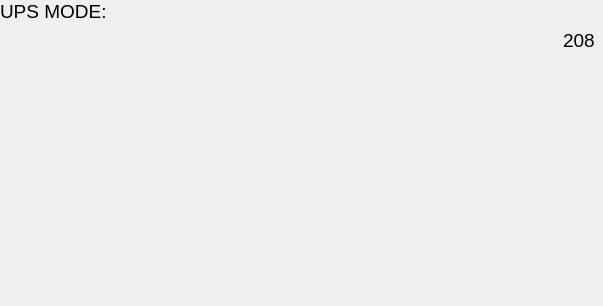
Old version of the form test2.ui in the repository epcpower/st.
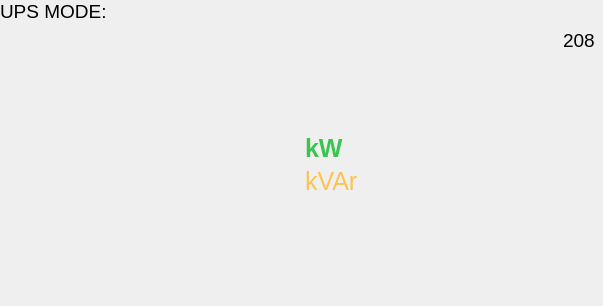
New version of the form. Custom widgets are drawn as their Qt base class.

Commit message: Align units in center of power ring

```diff
--- a/test2.ui
+++ b/test2.ui
@@ -129,7 +129,7 @@
             <number>0</number>
            </property>
            <item row="0" column="0">
-            <layout class="QGridLayout" name="gridLayout_3" rowstretch="1,1" columnstretch="1">
+            <layout class="QGridLayout" name="gridLayout_3" rowstretch="1,1" columnstretch="1,1">
              <property name="sizeConstraint">
               <enum>QLayout::SetFixedSize</enum>
              </property>
@@ -198,6 +198,26 @@
                </property>
               </widget>
              </item>
+             <item row="0" column="1" alignment="Qt::AlignBottom">
+              <widget class="QLabel" name="label_3">
+               <property name="styleSheet">
+                <string notr="true">font-size: 25px; font-weight: bold; color: #39c550;</string>
+               </property>
+               <property name="text">
+                <string>kW</string>
+               </property>
+              </widget>
+             </item>
+             <item row="1" column="1" alignment="Qt::AlignTop">
+              <widget class="QLabel" name="label_4">
+               <property name="styleSheet">
+                <string notr="true">font-size: 25px; color: #fec24e;</string>
+               </property>
+               <property name="text">
+                <string>kVAr</string>
+               </property>
+              </widget>
+             </item>
             </layout>
            </item>
           </layout>
```
Left out of the diff: 10 changed lines with no effect on the pictures.
